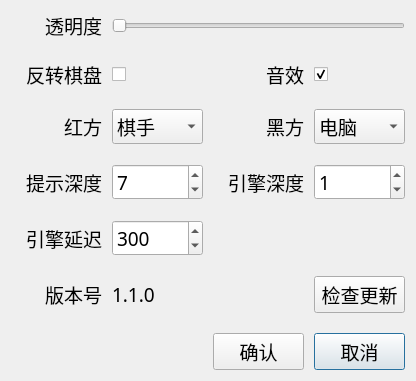
Qt form src/ui/settings.ui (StevenBaby/chess) before a commit.
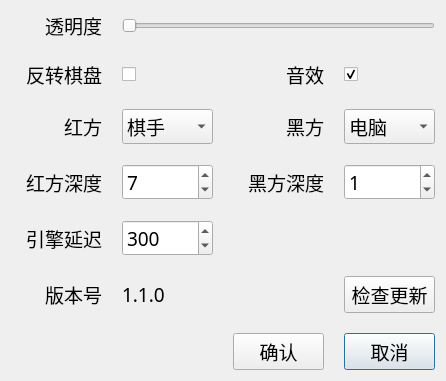
The same form after that commit.

Commit message: 引擎思考时禁用部分功能

The edit to the form file:
```diff
--- a/src/ui/settings.ui
+++ b/src/ui/settings.ui
@@ -6,7 +6,7 @@
    <rect>
     <x>0</x>
     <y>0</y>
-    <width>416</width>
+    <width>446</width>
     <height>348</height>
    </rect>
   </property>
@@ -16,10 +16,7 @@
   <layout class="QVBoxLayout" name="verticalLayout">
    <item>
     <layout class="QGridLayout" name="gridLayout">
-     <property name="horizontalSpacing">
-      <number>10</number>
-     </property>
-     <property name="verticalSpacing">
+     <property name="spacing">
       <number>20</number>
      </property>
      <item row="2" column="1">
@@ -115,7 +112,7 @@
         </font>
        </property>
        <property name="text">
-        <string>引擎深度</string>
+        <string>黑方深度</string>
        </property>
        <property name="alignment">
         <set>Qt::AlignRight|Qt::AlignTrailing|Qt::AlignVCenter</set>
@@ -247,7 +244,7 @@
         </font>
        </property>
        <property name="text">
-        <string>提示深度</string>
+        <string>红方深度</string>
        </property>
        <property name="alignment">
         <set>Qt::AlignRight|Qt::AlignTrailing|Qt::AlignVCenter</set>
```
Left out of the diff: 4 changed lines with no effect on the pictures. The commit also changes 5 other files.
